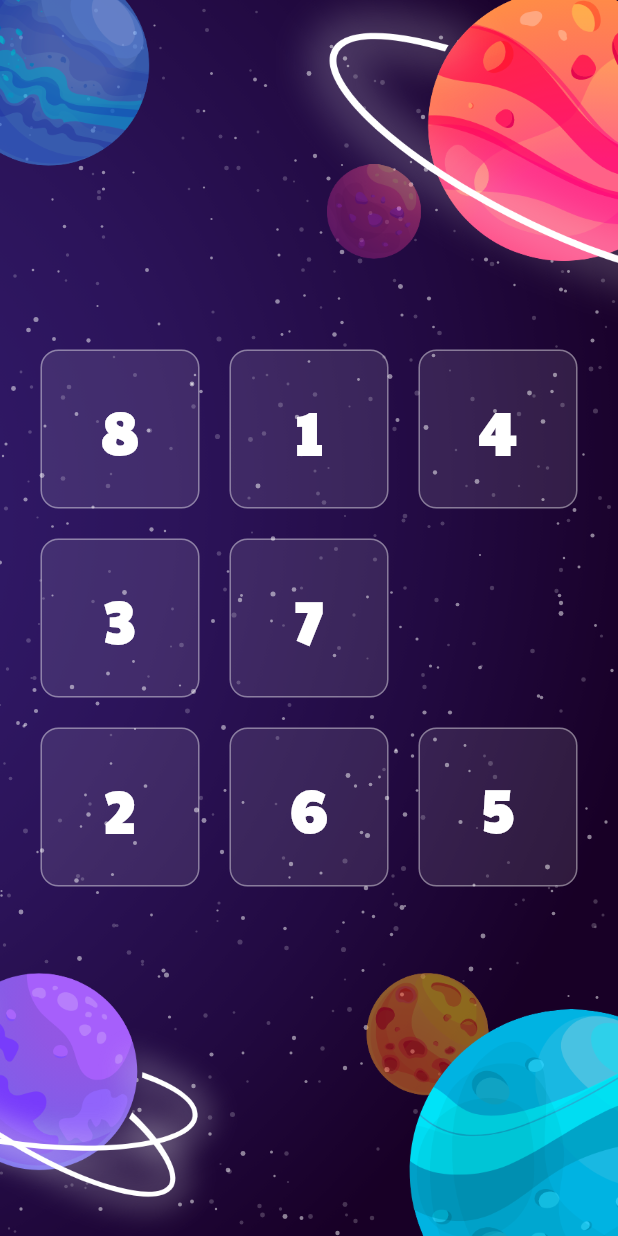
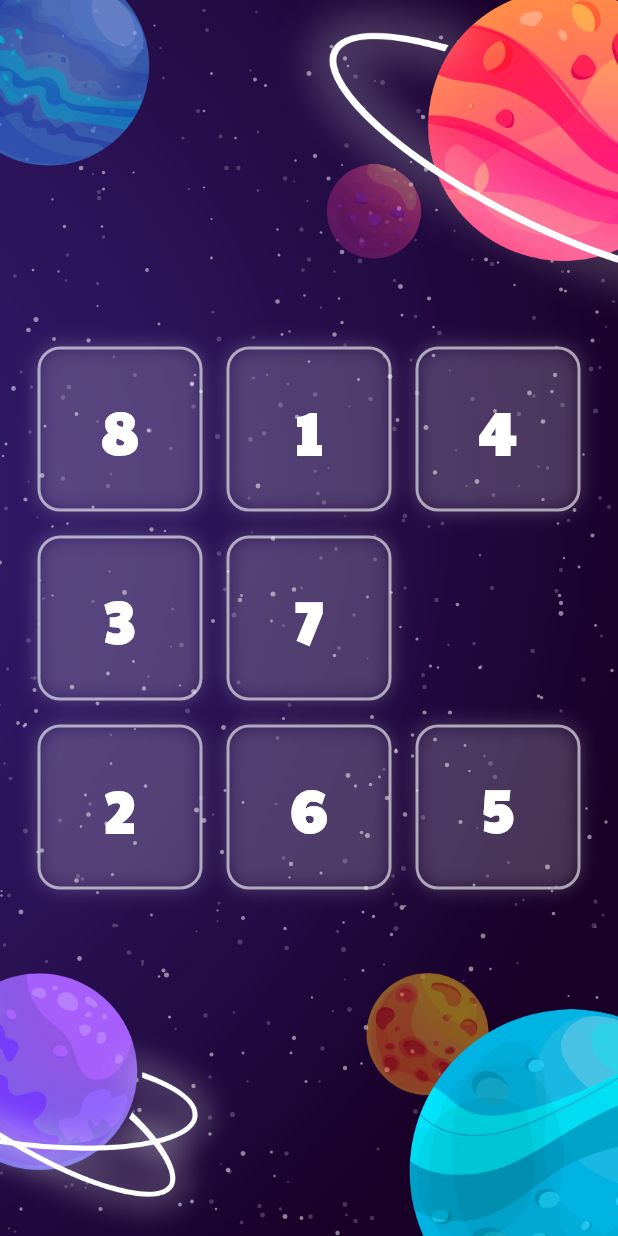
Before and after one commit to Roaa94/dashtronaut, a Flutter app: the screen it shows after launch, on a phone screen of 412 x 824 dp. Run offline on Flutter 3.47's test engine with Material 2 defaults, Android fonts, the light colour scheme and no system bars; our stand-ins replace equatable, sensors_plus.

Commit message:
worked on tiles style

```diff
--- a/lib/presentation/tile/widgets/tile_container.dart
+++ b/lib/presentation/tile/widgets/tile_container.dart
@@ -26,13 +26,15 @@ class TileContainer extends StatelessWidget {
           child: child,
         );
       },
-      child: Container(
+      child: AnimatedContainer(
+        duration: const Duration(milliseconds: 200),
         decoration: BoxDecoration(
-          color: Colors.white.withOpacity(_isInCorrectLocation ? 0.22 : 0.1),
-          borderRadius: BorderRadius.circular(12),
-          border: Border.all(color: Colors.white.withOpacity(_isInCorrectLocation ? 0.5 : 0.4), width: 1),
+          color: _isInCorrectLocation ? const Color(0xff50e6ff).withOpacity(0.2) : Colors.transparent,
+          borderRadius: BorderRadius.circular(15),
+          border: Border.all(color: Colors.white.withOpacity(_isInCorrectLocation ? 1 : 0.6), width: 2),
+          boxShadow: [BoxShadow(color: Colors.white.withOpacity(0.2), blurRadius: 10)],
         ),
-        margin: const EdgeInsets.all(10),
+        margin: const EdgeInsets.all(8),
         alignment: Alignment.center,
         child: Column(
           mainAxisAlignment: MainAxisAlignment.center,
```
